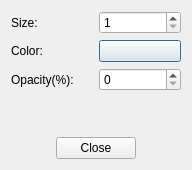
Qt form utilUI/linedisplayoptionsdialog.ui (fsoos74/su) before a commit.
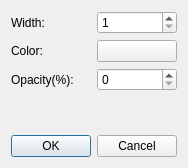
The same form after that commit. Custom widgets are drawn as their Qt base class.

Patch:
```diff
--- a/utilUI/linedisplayoptionsdialog.ui
+++ b/utilUI/linedisplayoptionsdialog.ui
@@ -6,8 +6,8 @@
    <rect>
     <x>0</x>
     <y>0</y>
-    <width>192</width>
-    <height>170</height>
+    <width>184</width>
+    <height>168</height>
    </rect>
   </property>
   <property name="windowTitle">
@@ -19,7 +19,7 @@
      <item row="0" column="0">
       <widget class="QLabel" name="label">
        <property name="text">
-        <string>Size:</string>
+        <string>Width:</string>
        </property>
       </widget>
      </item>
@@ -74,41 +74,11 @@
     </spacer>
    </item>
    <item>
-    <layout class="QHBoxLayout" name="horizontalLayout">
-     <item>
-      <spacer name="horizontalSpacer">
-       <property name="orientation">
-        <enum>Qt::Horizontal</enum>
-       </property>
-       <property name="sizeHint" stdset="0">
-        <size>
-         <width>40</width>
-         <height>20</height>
-        </size>
-       </property>
-      </spacer>
-     </item>
-     <item>
-      <widget class="QPushButton" name="pbClose">
-       <property name="text">
-        <string>Close</string>
-       </property>
-      </widget>
-     </item>
-     <item>
-      <spacer name="horizontalSpacer_2">
-       <property name="orientation">
-        <enum>Qt::Horizontal</enum>
-       </property>
-       <property name="sizeHint" stdset="0">
-        <size>
-         <width>40</width>
-         <height>20</height>
-        </size>
-       </property>
-      </spacer>
-     </item>
-    </layout>
+    <widget class="QDialogButtonBox" name="buttonBox">
+     <property name="standardButtons">
+      <set>QDialogButtonBox::Cancel|QDialogButtonBox::Ok</set>
+     </property>
+    </widget>
    </item>
   </layout>
  </widget>
```
Left out of the diff: 38 changed lines with no effect on the pictures.
